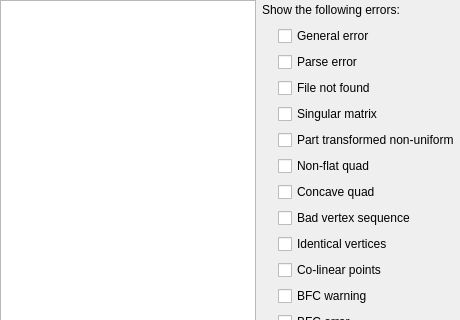
This is QT/ErrorPanel.ui in tcobbs/ldview as Qt 5 draws it before an edit; both pictures show x 0 to 460 and y 0 to 320 of the 460 by 516 pixel window. The edited form follows.
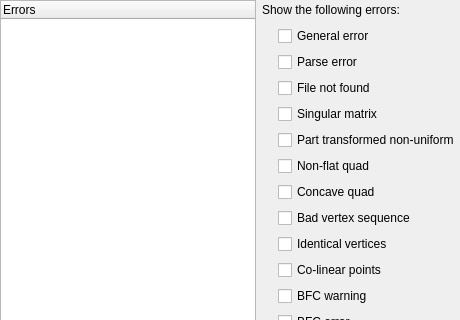
This is the edited form. Icons and pictures are not drawn.

```diff
--- a/QT/ErrorPanel.ui
+++ b/QT/ErrorPanel.ui
@@ -48,9 +48,6 @@
                 <property name="frameShape">
                   <enum>QFrame::StyledPanel</enum>
                 </property>
-                <property name="headerHidden" >
-                  <bool>true</bool>
-                </property>
                 <column>
                   <property name="text">
                     <string>Errors</string>
```
